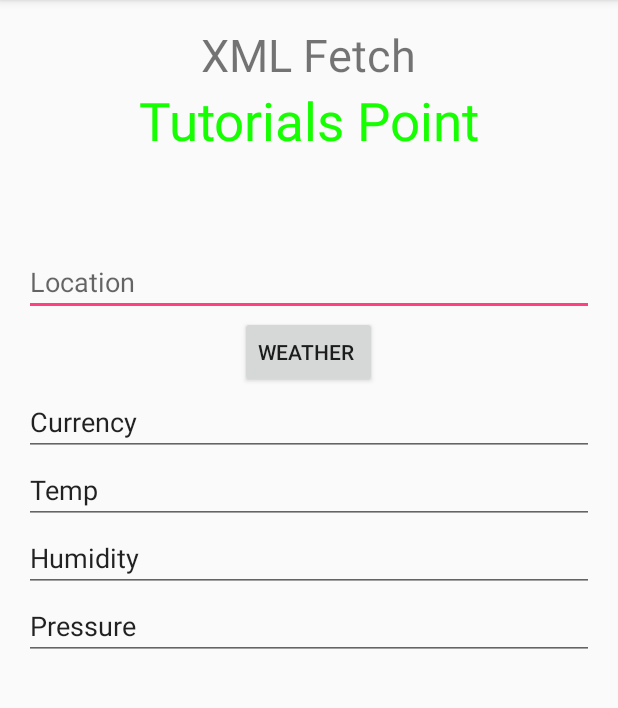
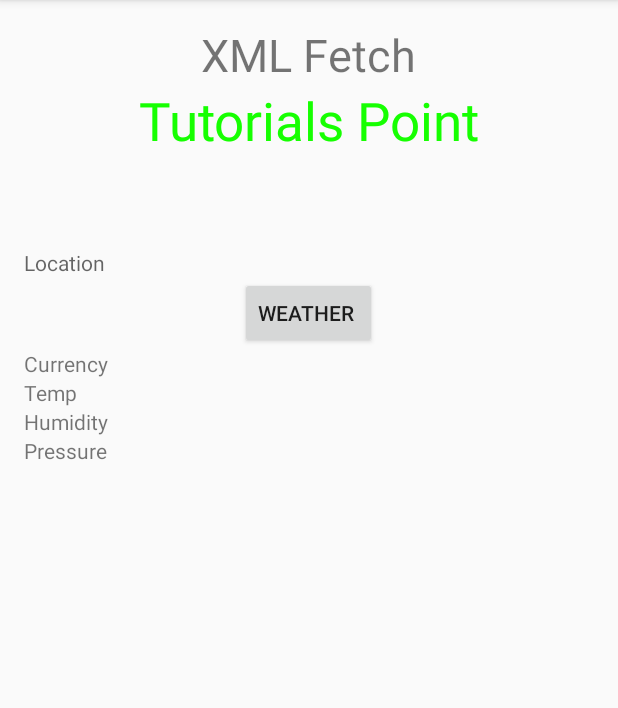
Before and after one commit to KurtisReid/sockets, an Android app: the screen it shows after launch (MainActivity), on a phone screen of 412 x 824 dp, the part 84-792 px from its top. Run offline under Robolectric (Android 15) with nearby library versions, the phone set to English and light mode, and no system bars.

Commit message:
changed editText to TextView

```diff
--- a/MyApplication/app/src/main/java/com/example/kreid/myapplication/HandleXml.java
+++ b/MyApplication/app/src/main/java/com/example/kreid/myapplication/HandleXml.java
@@ -59,18 +59,18 @@ public class HandleXml {
                         break;
 
                     case XmlPullParser.END_TAG:
-                        if(name.equals("input")){
+                        if(name.equals("inputKnowledgeItems")){
                             country = text;
                         }
 
-                        else if(name.equals("output")){
+                        else if(name.equals("outputKnowledgeItems")){
                             humidity = myParser.getAttributeValue(null,"value");
                             humidity = text;
                         }
 
-                        else if(name.equals("learningState")){
+                        else if(name.equals("learningStates")){
                             pressure = myParser.getAttributeValue(null,"value");
-                            pressure = text;
+                            //pressure = text;
 
                         }
 
--- a/MyApplication/app/src/main/java/com/example/kreid/myapplication/MainActivity.java
+++ b/MyApplication/app/src/main/java/com/example/kreid/myapplication/MainActivity.java
@@ -24,7 +24,8 @@ import android.widget.Toast;
 //com.example.sairamkrishna.myapplication
 
 public class MainActivity extends ActionBarActivity {
-    EditText ed1,ed2,ed3,ed4,ed5;
+    TextView ed1,ed2,ed3,ed4,ed5;
+    TextView tv;
 
     private String url1 = "http://kurtisreid.github.io/";
     private String url2 = "LFST.xml";
@@ -36,11 +37,11 @@ public class MainActivity extends ActionBarActivity {
         setContentView(R.layout.activity_main);
         b1=(Button)findViewById(R.id.button);
 
-        ed1=(EditText)findViewById(R.id.editText);
-        ed2=(EditText)findViewById(R.id.editText2);
-        ed3=(EditText)findViewById(R.id.editText3);
-        ed4=(EditText)findViewById(R.id.editText4);
-        ed5=(EditText)findViewById(R.id.editText5);
+        ed1=(TextView)findViewById(R.id.editText);
+        ed2=(TextView)findViewById(R.id.editText2);
+        ed3=(TextView)findViewById(R.id.editText3);
+        tv=(TextView)findViewById(R.id.editText4);
+        ed5=(TextView)findViewById(R.id.editText5);
 
         b1.setOnClickListener(new View.OnClickListener() {
             @Override
@@ -55,7 +56,7 @@ public class MainActivity extends ActionBarActivity {
                 while(obj.parsingComplete);
                 ed2.setText(obj.getCountry());
                 ed3.setText(obj.getTemperature());
-                ed4.setText(obj.getHumidity());
+                tv.setText(obj.getHumidity());
                 ed5.setText(obj.getPressure());
             }
         });
--- a/MyApplication/app/src/main/res/layout/activity_main.xml
+++ b/MyApplication/app/src/main/res/layout/activity_main.xml
@@ -24,7 +24,7 @@
         android:textSize="35dp"
         android:textColor="#ff16ff01" />
 
-    <EditText
+    <TextView
         android:layout_width="wrap_content"
         android:layout_height="wrap_content"
         android:id="@+id/editText"
@@ -34,7 +34,8 @@
         android:layout_alignParentStart="true"
         android:layout_marginTop="61dp"
         android:layout_alignParentRight="true"
-        android:layout_alignParentEnd="true" />
+        android:layout_alignParentEnd="true"
+        android:textIsSelectable="false"/>
 
     <Button
         android:layout_width="wrap_content"
@@ -44,7 +45,7 @@
         android:layout_below="@+id/editText"
         android:layout_centerHorizontal="true" />
 
-    <EditText
+    <TextView
         android:layout_width="wrap_content"
         android:layout_height="wrap_content"
         android:id="@+id/editText2"
@@ -53,9 +54,10 @@
         android:layout_alignParentStart="true"
         android:layout_alignRight="@+id/editText"
         android:layout_alignEnd="@+id/editText"
-        android:text="Currency" />
+        android:text="Currency"
+        android:textIsSelectable="false"/>
 
-    <EditText
+    <TextView
         android:layout_width="wrap_content"
         android:layout_height="wrap_content"
         android:id="@+id/editText3"
@@ -64,9 +66,10 @@
         android:layout_alignParentStart="true"
         android:layout_alignParentRight="true"
         android:layout_alignParentEnd="true"
-        android:text="Temp" />
+        android:text="Temp"
+        android:textIsSelectable="false"/>
 
-    <EditText
+    <TextView
         android:layout_width="wrap_content"
         android:layout_height="wrap_content"
         android:id="@+id/editText4"
@@ -75,9 +78,11 @@
         android:layout_alignParentStart="true"
         android:layout_alignRight="@+id/editText3"
         android:layout_alignEnd="@+id/editText3"
-        android:text="Humidity" />
+        android:text="Humidity"
+        android:textIsSelectable="false"
+        />
 
-    <EditText
+    <TextView
         android:layout_width="wrap_content"
         android:layout_height="wrap_content"
         android:id="@+id/editText5"
@@ -86,6 +91,8 @@
         android:layout_alignParentStart="true"
         android:layout_alignParentRight="true"
         android:layout_alignParentEnd="true"
-        android:text="Pressure" />
+        android:text="Pressure"
+        android:textIsSelectable="false"
+        />
 
 </RelativeLayout>
```
